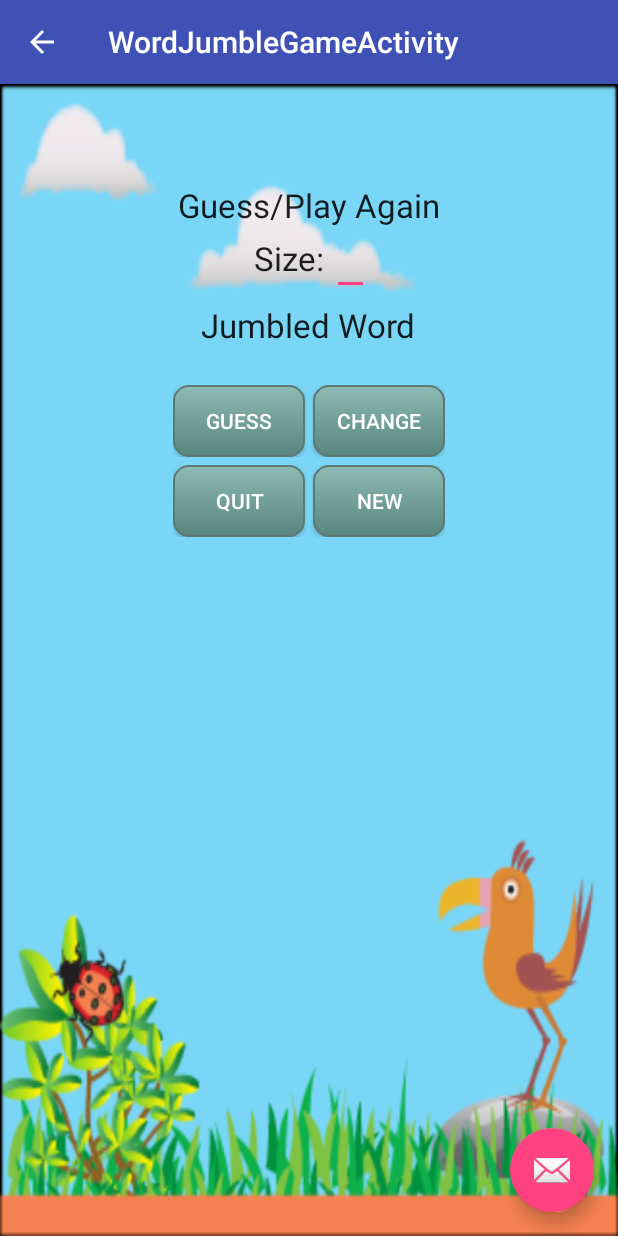
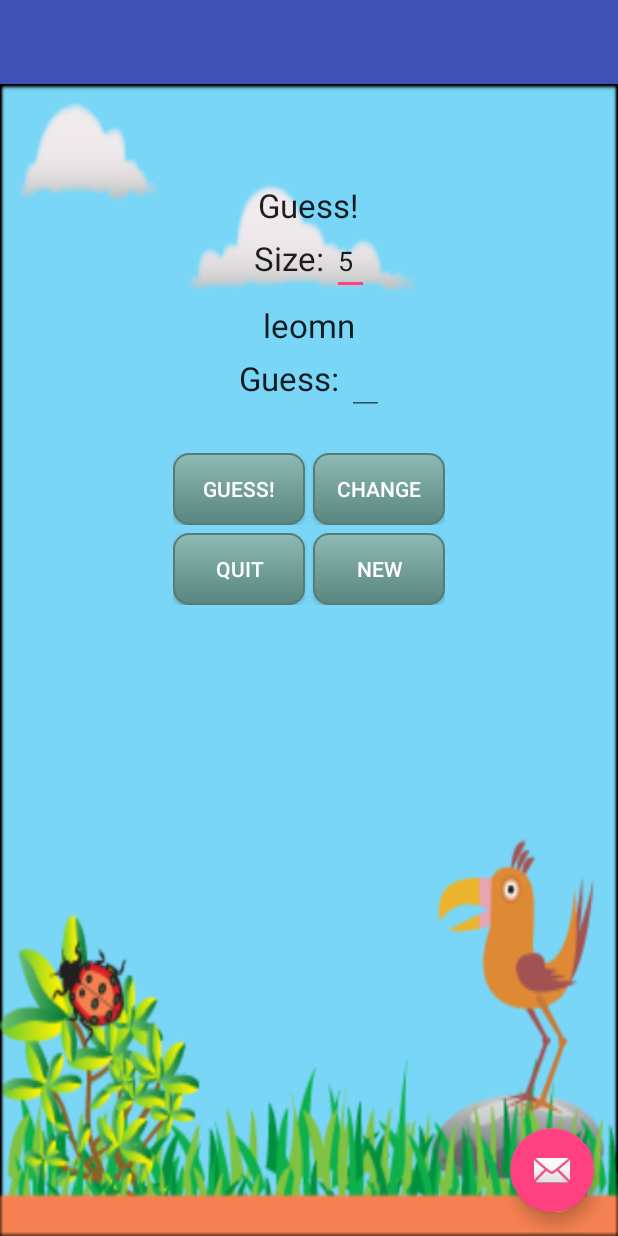
Before and after one commit to rcarswel/WordJumble, an Android app: the WordJumbleGameActivity screen opened directly, with no data from a screen before it, on a phone screen of 412 x 824 dp. Run offline under Robolectric (Android 15) with nearby library versions, the phone set to English and light mode, and no system bars.

Commit message:
Added function to layout.

```diff
--- a/app/src/main/java/edu/westga/cs6242/wordjumble/WordJumbleGameActivity.java
+++ b/app/src/main/java/edu/westga/cs6242/wordjumble/WordJumbleGameActivity.java
@@ -1,30 +1,151 @@
 package edu.westga.cs6242.wordjumble;
 
 import android.os.Bundle;
-import android.support.design.widget.FloatingActionButton;
-import android.support.design.widget.Snackbar;
 import android.support.v7.app.AppCompatActivity;
-import android.support.v7.widget.Toolbar;
+import android.view.Gravity;
+import android.view.LayoutInflater;
 import android.view.View;
+import android.view.ViewGroup;
+import android.widget.EditText;
+import android.widget.TextView;
+import android.widget.Toast;
+
+import edu.westga.cs6242.wordjumble.model.WordJumble;
 
 public class WordJumbleGameActivity extends AppCompatActivity {
+    private WordJumble wordJumble;
+    private TextView tvStatus;
+    private EditText etSize;
+    private TextView tvJumbled;
+    private EditText etGuess;
 
     @Override
     protected void onCreate(Bundle savedInstanceState) {
         super.onCreate(savedInstanceState);
         setContentView(R.layout.activity_word_jumble_game);
-        Toolbar toolbar = (Toolbar) findViewById(R.id.toolbar);
-        setSupportActionBar(toolbar);
 
-        FloatingActionButton fab = (FloatingActionButton) findViewById(R.id.fab);
-        fab.setOnClickListener(new View.OnClickListener() {
-            @Override
-            public void onClick(View view) {
-                Snackbar.make(view, "Replace with your own action", Snackbar.LENGTH_LONG)
-                        .setAction("Action", null).show();
-            }
-        });
-        getSupportActionBar().setDisplayHomeAsUpEnabled(true);
+        //Activates Display
+        wordJumble = new WordJumble();
+        tvStatus = (TextView) findViewById(R.id.tvStatus);
+        etSize = (EditText) findViewById(R.id.etSize);
+        tvJumbled = (TextView) findViewById(R.id.tvJumbled);
+        etGuess = (EditText) findViewById(R.id.etGuess);
+
+        //Load initial content
+        this.newContent();
     }
 
+    /**
+     * User's guess
+     *
+     * @param view current view
+     */
+    public void click_Guess(View view) {
+        String guess = "";
+
+        //Checks that guess is not blank, then get user input
+        if (tvJumbled.getText().length() == 0) {
+            makeToast("Your guess is blank!");
+        } else {
+            guess = etSize.getText().toString().toLowerCase();
+        }
+
+        if (wordJumble.compare(guess)) {
+            tvStatus.setText(R.string.play_again);
+            makeToast("That is correct!");
+        } else {
+            makeToast("That is not correct!");
+        }
+    }
+
+    /**
+     * Changes the size, if valid
+     *
+     * @param view current view
+     */
+    public void click_Change(View view) {
+        int oldSize = wordJumble.getWordLength();
+        int newSize = oldSize;
+
+        //Checks that size is not blank, then get user input
+        if (etSize.getText().length() == 0) {
+            makeToast("Size is blank!");
+        } else {
+            newSize = Integer.parseInt(etSize.getText().toString());
+        }
+
+        //Check if there is a real change, then sets the new length
+        if (newSize == oldSize) {
+            makeToast("Size is already " + oldSize + "!");
+        } else {
+            wordJumble.setWordLength(newSize);
+            newSize = wordJumble.getWordLength();
+        }
+
+        //Checks if any words match the new length, then gets ne content
+        if (newSize == oldSize) {
+            int size = Integer.parseInt(etSize.getText().toString());
+            makeToast("There a no " + size + " letter words!");
+        } else {
+            makeToast("Size changed! Here is a new word!");
+            this.newContent();
+        }
+
+        //Restore size to valid data, no change if already valid
+        etSize.setText(String.valueOf(wordJumble.getWordLength()));
+    }
+
+    /**
+     * Closes the application
+     *
+     * @param view current view
+     */
+    public void click_Quit(View view) {
+        makeToast("Goodbye!");
+        finish();
+        System.exit(0);
+    }
+
+    /**
+     * Resets with new word, word length should be unchanged.
+     *
+     * @param view current view
+     */
+    public void click_NewWord(View view) {
+        makeToast("Here is a new word!");
+        this.newContent();
+    }
+
+    /**
+     * Loads content of view
+     */
+    private void newContent() {
+        tvStatus.setText(R.string.guess);
+        etSize.setText(String.valueOf(wordJumble.getWordLength()));
+        tvJumbled.setText(wordJumble.scramble());
+        etGuess.setText("");
+    }
+
+    /**
+     * Making Toast
+     */
+    private void makeToast(String message) {
+        //get custom_toast.xml layout
+        LayoutInflater inflater = getLayoutInflater();
+        View layout = inflater.inflate(R.layout.custom_toast, (ViewGroup) findViewById(R.id.custom_toast_layout_id));
+
+        //set message
+        TextView text = (TextView) layout.findViewById(R.id.text);
+        text.setText(message);
+
+        //create toast
+        Toast toast = new Toast(getApplicationContext()); //Creates toast for this activity
+        toast.setDuration(Toast.LENGTH_LONG); //Sets the length of time to display
+        toast.setGravity(Gravity.CENTER, 0, 0); //Sets display location
+        toast.setView(layout);
+        toast.show();
+
+        //Simple Toast
+        //Toast.makeText(this,message,Toast.LENGTH_SHORT).show();
+    }
 }
--- a/app/src/main/res/layout/content_main.xml
+++ b/app/src/main/res/layout/content_main.xml
@@ -22,6 +22,7 @@
         android:layout_centerHorizontal="true"
         android:layout_marginTop="200dp"
         android:background="@drawable/softbtn"
+        android:onClick="click_Start"
         android:paddingLeft="10dp"
         android:paddingRight="10dp"
         android:text="@string/start"
--- a/app/src/main/res/layout/content_word_jumble_game.xml
+++ b/app/src/main/res/layout/content_word_jumble_game.xml
@@ -60,10 +60,36 @@
         android:textAppearance="?android:attr/textAppearanceLarge" />
 
     <LinearLayout
+        android:id="@+id/llhGuess"
+        android:layout_width="wrap_content"
+        android:layout_height="wrap_content"
+        android:layout_below="@id/tvJumbled"
+        android:layout_centerHorizontal="true"
+        android:orientation="horizontal"
+        android:weightSum="1">
+
+        <TextView
+            android:id="@+id/tvGuess"
+            android:layout_width="wrap_content"
+            android:layout_height="wrap_content"
+            android:text="@string/guesstv"
+            android:textAppearance="?android:attr/textAppearanceLarge" />
+
+        <EditText
+            android:id="@+id/etGuess"
+            android:layout_width="0dp"
+            android:layout_height="wrap_content"
+            android:layout_marginLeft="5dp"
+            android:layout_marginStart="5dp"
+            android:layout_weight="5"
+            android:inputType="text" />
+    </LinearLayout>
+
+    <LinearLayout
         android:id="@+id/llvBtns"
         android:layout_width="wrap_content"
         android:layout_height="wrap_content"
-        android:layout_below="@id/tvJumbled"
+        android:layout_below="@id/llhGuess"
         android:layout_centerHorizontal="true"
         android:layout_marginTop="25dp"
         android:orientation="vertical"
@@ -81,6 +107,7 @@
                 android:layout_width="wrap_content"
                 android:layout_height="match_parent"
                 android:background="@drawable/softbtn"
+                android:onClick="click_Guess"
                 android:text="@string/guess"
                 android:textColor="#ffffff" />
 
@@ -91,6 +118,7 @@
                 android:layout_marginLeft="5dp"
                 android:layout_marginStart="5dp"
                 android:background="@drawable/softbtn"
+                android:onClick="click_Change"
                 android:text="@string/change"
                 android:textColor="#ffffff" />
 
@@ -109,6 +137,7 @@
                 android:layout_width="wrap_content"
                 android:layout_height="match_parent"
                 android:background="@drawable/softbtn"
+                android:onClick="click_Quit"
                 android:text="@string/quit"
                 android:textColor="#ffffff" />
 
@@ -119,6 +148,7 @@
                 android:layout_marginLeft="5dp"
                 android:layout_marginStart="5dp"
                 android:background="@drawable/softbtn"
+                android:onClick="click_NewWord"
                 android:text="@string/new_word"
                 android:textColor="#ffffff" />
 
--- a/app/src/main/res/values/strings.xml
+++ b/app/src/main/res/values/strings.xml
@@ -6,8 +6,10 @@
     <string name="status">Guess/Play Again</string>
     <string name="jumbled">Jumbled Word</string>
     <string name="size">Size:</string>
-    <string name="guess">Guess</string>
+    <string name="guess">Guess!</string>
     <string name="change">Change</string>
     <string name="quit">Quit</string>
     <string name="new_word">New</string>
+    <string name="guesstv">Guess:</string>
+    <string name="play_again">Play Again?</string>
 </resources>
```
Also changed, not shown: app/src/main/java/edu/westga/cs6242/wordjumble/MainActivity.java (+12 -20 lines), app/src/main/res/layout/custom_toast.xml (added, +15 -0 lines).
